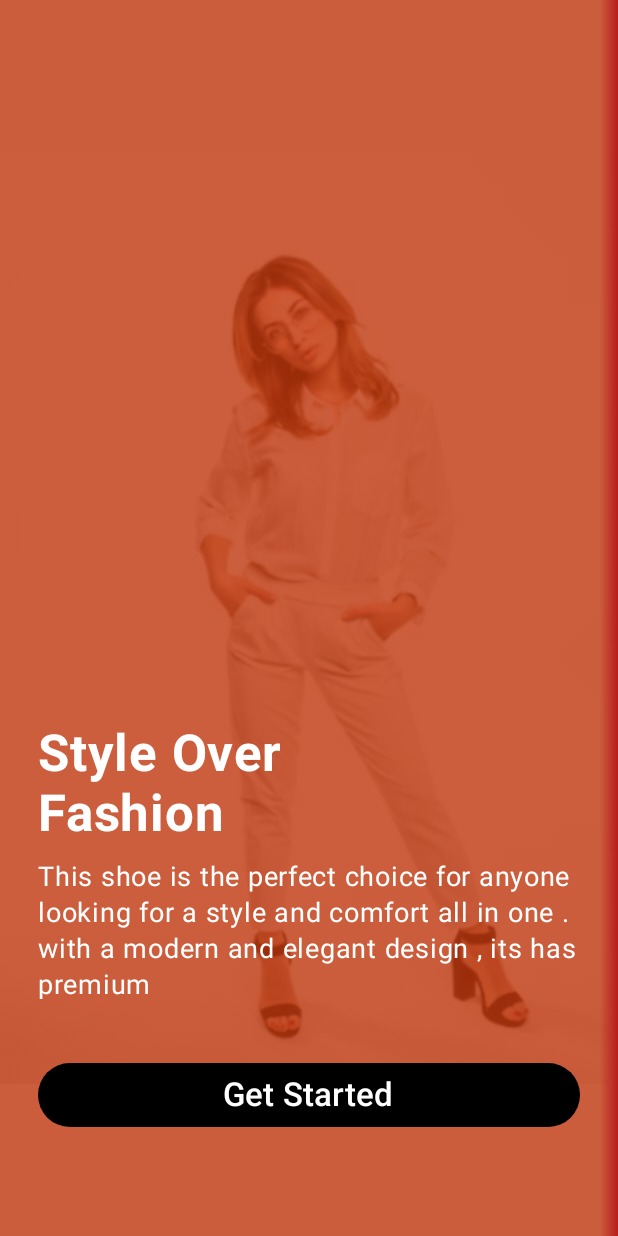
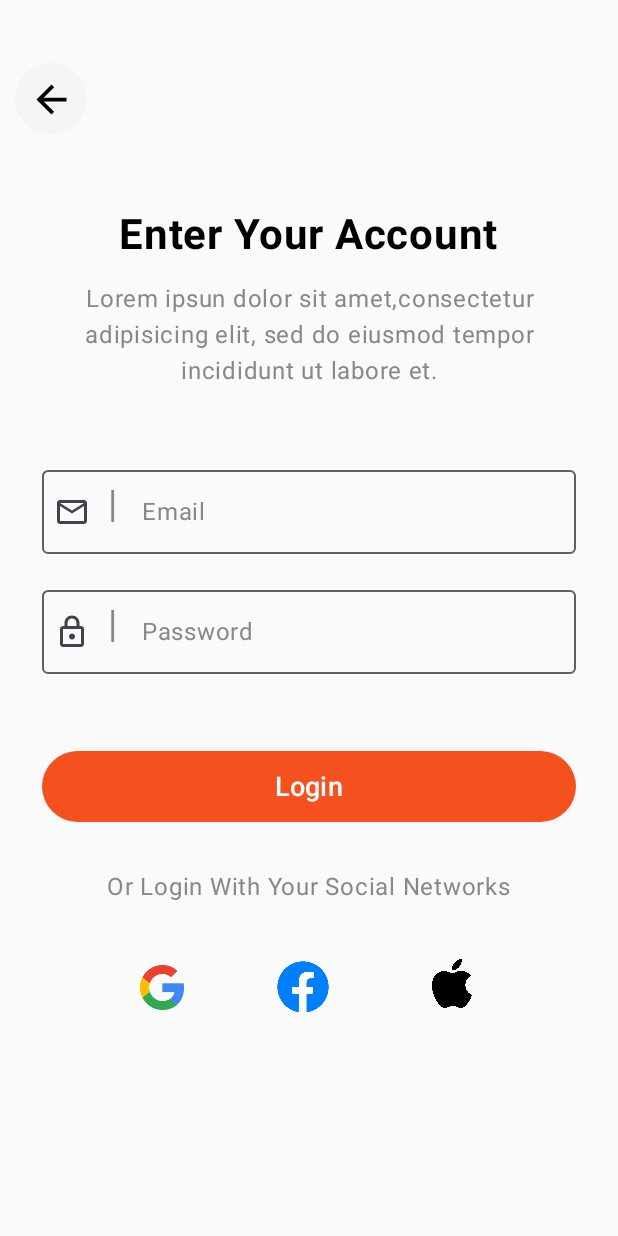
Before and after one commit to Raouf-boukhobza/my-app, an Android app built with Jetpack Compose: the screen it shows after launch (MainActivity), on a phone screen of 412 x 824 dp. Run offline under Robolectric (Android 15) with nearby library versions, the phone set to English and light mode, and no system bars.

Commit message:
finish the login page

```diff
--- a/app/src/main/java/com/raouf/ecommerceapp/MainActivity.kt
+++ b/app/src/main/java/com/raouf/ecommerceapp/MainActivity.kt
@@ -12,6 +12,7 @@ import androidx.compose.runtime.Composable
 import androidx.compose.ui.Modifier
 import androidx.compose.ui.tooling.preview.Preview
 import com.raouf.ecommerceapp.ui.theme.EcommerceAppTheme
+import com.raouf.ecommerceapp.ui.theme.Loginpage
 
 class MainActivity : ComponentActivity() {
     override fun onCreate(savedInstanceState: Bundle?) {
@@ -19,7 +20,7 @@ class MainActivity : ComponentActivity() {
         enableEdgeToEdge()
         setContent {
             EcommerceAppTheme {
-               Getstarted()
+               Loginpage()
             }
         }
     }
--- a/app/src/main/java/com/raouf/ecommerceapp/ui/theme/Color.kt
+++ b/app/src/main/java/com/raouf/ecommerceapp/ui/theme/Color.kt
@@ -11,3 +11,5 @@ val PurpleGrey40 = Color(0xFF625b71)
 val Pink40 = Color(0xFF7D5260)
 val Orange = Color(0xFFBF360C)
 val red = Color(0xFFB71C1C)
+val orange_red = Color(0xFFF4511E)
+val grey = Color(0xFFF5F5F5)
--- /dev/null
+++ b/app/src/main/java/com/raouf/ecommerceapp/ui/theme/Login.kt
@@ -0,0 +1,223 @@
+package com.raouf.ecommerceapp.ui.theme
+
+import android.app.Notification.Action
+import androidx.compose.foundation.Image
+import androidx.compose.foundation.background
+import androidx.compose.foundation.border
+import androidx.compose.foundation.clickable
+import androidx.compose.foundation.layout.Arrangement
+import androidx.compose.foundation.layout.Box
+import androidx.compose.foundation.layout.Column
+import androidx.compose.foundation.layout.Row
+import androidx.compose.foundation.layout.Spacer
+import androidx.compose.foundation.layout.fillMaxHeight
+import androidx.compose.foundation.layout.fillMaxSize
+import androidx.compose.foundation.layout.fillMaxWidth
+import androidx.compose.foundation.layout.padding
+import androidx.compose.foundation.layout.size
+import androidx.compose.foundation.shape.CircleShape
+import androidx.compose.foundation.shape.RoundedCornerShape
+import androidx.compose.foundation.text.KeyboardActions
+import androidx.compose.material.icons.Icons
+import androidx.compose.material.icons.filled.Email
+import androidx.compose.material.icons.outlined.ArrowBack
+
+import androidx.compose.material.icons.outlined.Email
+import androidx.compose.material.icons.outlined.Lock
+import androidx.compose.material3.Button
+import androidx.compose.material3.ButtonDefaults
+
+import androidx.compose.material3.Icon
+import androidx.compose.material3.IconButton
+import androidx.compose.material3.OutlinedTextField
+
+import androidx.compose.material3.OutlinedTextFieldDefaults
+import androidx.compose.material3.Text
+import androidx.compose.material3.TextField
+import androidx.compose.material3.TextFieldDefaults
+
+import androidx.compose.runtime.Composable
+import androidx.compose.runtime.getValue
+import androidx.compose.runtime.mutableStateOf
+import androidx.compose.runtime.remember
+import androidx.compose.runtime.setValue
+import androidx.compose.ui.Alignment
+import androidx.compose.ui.Modifier
+import androidx.compose.ui.draw.clip
+import androidx.compose.ui.graphics.Color
+import androidx.compose.ui.graphics.RectangleShape
+import androidx.compose.ui.graphics.vector.ImageVector
+import androidx.compose.ui.res.painterResource
+
+import androidx.compose.ui.res.stringResource
+import androidx.compose.ui.text.font.FontWeight
+import androidx.compose.ui.text.input.PasswordVisualTransformation
+import androidx.compose.ui.text.input.VisualTransformation
+import androidx.compose.ui.text.style.TextAlign
+import androidx.compose.ui.tooling.preview.Preview
+import androidx.compose.ui.unit.dp
+import androidx.compose.ui.unit.sp
+import com.raouf.ecommerceapp.R
+import kotlin.math.round
+
+
+@Preview(showSystemUi = true)
+@Composable
+fun Loginpage(){
+    Column(
+        modifier = Modifier
+            .fillMaxSize()
+            .padding(10.dp)
+
+    ){
+        Spacer(modifier = Modifier.fillMaxSize(0.04f))
+        Box(
+            modifier = Modifier
+                .clip(CircleShape)
+                .background(color = grey)
+
+        ){
+            IconButton(
+                onClick = { /*TODO*/ },
+
+            ) {
+                Icon(Icons.Outlined.ArrowBack,
+                    contentDescription =null,
+                    modifier = Modifier.size(30.dp)
+
+
+                )
+            }
+        }
+        Spacer(modifier = Modifier.fillMaxSize(0.05f))
+
+        Column (
+            modifier = Modifier
+                .fillMaxSize()
+                .padding(horizontal = 18.dp),
+            horizontalAlignment = Alignment.CenterHorizontally,
+
+            ){
+            Text(
+                text = stringResource(id = R.string.enter_account),
+                fontSize = 28.sp,
+                fontWeight = FontWeight.Bold,
+                modifier = Modifier.padding(14.dp)
+            )
+            Text(
+                text = stringResource(id = R.string.login_label),
+                fontSize = 16.sp,
+                textAlign = TextAlign.Center,
+                modifier = Modifier
+                    .padding(bottom = 38.dp),
+                color = Color.Gray
+            )
+            InputText("Email","Type Your Email" ,Icons.Outlined.Email)
+            InputText("Password","Type Your Password" ,Icons.Outlined.Lock)
+            Spacer(modifier = Modifier.fillMaxHeight(0.12f))
+            Button(
+                onClick = { /*TODO*/ },
+                modifier  = Modifier
+                    .fillMaxWidth()
+                    .fillMaxHeight(0.150f),
+                colors = ButtonDefaults.buttonColors(
+                    orange_red
+                )
+
+            ) {
+                Text(
+                    text = "Login",
+                    fontSize = 18.sp)
+            }
+            Text(
+                text = "Or Login With Your Social Networks",
+                fontSize = 16.sp,
+                color = Color.Gray,
+                modifier = Modifier.padding(vertical = 32.dp)
+            )
+            Row(
+                modifier = Modifier.fillMaxWidth(0.8f),
+                horizontalArrangement = Arrangement.SpaceAround,
+                verticalAlignment = Alignment.CenterVertically
+            ){
+                Image(painter = painterResource(id = R.drawable.google),
+                    contentDescription = null ,
+                    modifier = Modifier.size(30.dp)
+                        .clickable {  })
+                Image(painter = painterResource(id = R.drawable.facebook),
+                    contentDescription = null ,
+                    modifier = Modifier.size(45.dp)
+                        .clickable {  }
+
+                )
+                Image(painter = painterResource(id = R.drawable.apple),
+                    contentDescription = null ,
+                    modifier = Modifier
+                        .size(38.dp)
+                        .padding(bottom = 5.dp)
+                        .clickable {  })
+            }
+
+
+
+
+        }
+    }
+
+}
+
+
+@Composable
+fun InputText(
+    label :String,
+    hint  :String,
+    icon : ImageVector,
+){
+    var text by remember {
+        mutableStateOf("")
+    }
+
+    OutlinedTextField(
+        value = text,
+        onValueChange = { newtext ->
+            text = newtext
+        },
+        modifier = Modifier
+            .fillMaxWidth()
+            .padding(vertical = 8.dp),
+        label = {
+            Text(
+                text = label,
+                color = Color.Gray,
+                modifier = Modifier.padding(horizontal = 8.dp)
+            )
+        },
+        placeholder = {
+            Text(text = hint)
+        },
+        leadingIcon = {
+            Row {
+                Icon(
+                    icon,
+                    contentDescription = "email",
+                    modifier = Modifier.padding(8.dp)
+                )
+
+                Text(
+                    text = "|",
+                    fontSize = 25.sp,
+                    color = Color.Gray,
+                    modifier = Modifier.padding(horizontal = 4.dp)
+                )
+            }
+        },
+        visualTransformation = if(label == "Password"){
+             PasswordVisualTransformation()
+        }else{
+             VisualTransformation.None
+        }
+
+
+        )
+
+}
--- a/app/src/main/java/com/raouf/ecommerceapp/ui/theme/TheMainPage.kt
+++ b/app/src/main/java/com/raouf/ecommerceapp/ui/theme/TheMinPage.kt
@@ -4,7 +4,6 @@ import androidx.compose.foundation.layout.fillMaxHeight
 import androidx.compose.foundation.layout.fillMaxSize
 import androidx.compose.foundation.layout.fillMaxWidth
 
-import androidx.compose.foundation.layout.size
 import androidx.compose.material.icons.Icons
 import androidx.compose.material.icons.filled.ArrowBack
 
@@ -24,12 +23,11 @@ import androidx.compose.ui.Modifier
 import androidx.compose.ui.graphics.Color
 import androidx.compose.ui.res.painterResource
 import androidx.compose.ui.tooling.preview.Preview
-import androidx.compose.ui.unit.dp
 import com.raouf.ecommerceapp.R
 
 
 @Composable
-fun Main_page(){
+fun min_page(){
     Scaffold(
         content = { paddingValues ->
             var paddingValue = paddingValues
--- a/app/src/main/res/values/strings.xml
+++ b/app/src/main/res/values/strings.xml
@@ -2,5 +2,7 @@
     <string name="app_name">Ecommerce app</string>
     <string name="label">This shoe is the perfect choice for anyone looking for a style and comfort all in one .
         with a modern and elegant design , its has premium</string>
-
+    <string name="enter_account">Enter Your Account</string>
+    <string name="login_label">Lorem ipsun dolor sit amet,consectetur adipisicing elit,
+        sed do eiusmod tempor  incididunt ut labore et. </string>
 </resources>
```
Also changed, not shown: app/src/main/res/drawable/apple.png (added), app/src/main/res/drawable/facebook.png (added), app/src/main/res/drawable/google.jpg (added).
